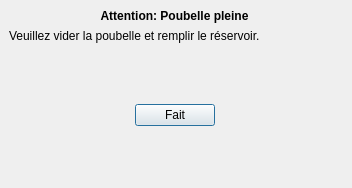
Qt form Code/PiQt/popup_geometry.ui (Cagius-UdeS/Cagius) before a commit.
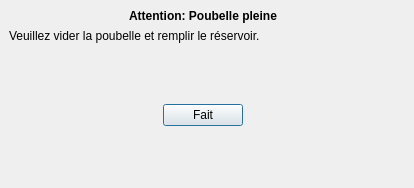
The same form after that commit.

What changed in the file:
```diff
--- a/Code/PiQt/popup_geometry.ui
+++ b/Code/PiQt/popup_geometry.ui
@@ -6,7 +6,7 @@
    <rect>
     <x>0</x>
     <y>0</y>
-    <width>352</width>
+    <width>414</width>
     <height>188</height>
    </rect>
   </property>
@@ -18,7 +18,7 @@
     <rect>
      <x>9</x>
      <y>9</y>
-     <width>331</width>
+     <width>388</width>
      <height>171</height>
     </rect>
    </property>
```
